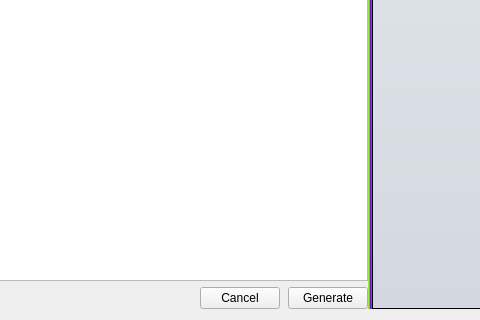
This is Source/Applications/DevHelper/UI_Files/FilterMaker.ui in BlueQuartzSoftware/DREAM3D as Qt 5 draws it before an edit; both pictures show x 176 to 656 and y 522 to 842 of the 1036 by 842 pixel window. The edited form follows.
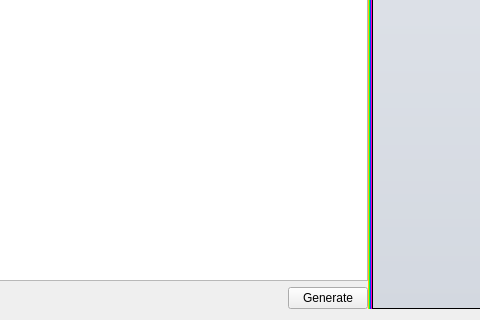
This is the edited form. Icons and pictures are not drawn. Custom widgets are drawn as their Qt base class.

Commit message: Removing "Cancel" button in FilterMaker UI (no longer needed).

Diff of the .ui file:
```diff
--- a/Source/Applications/DevHelper/UI_Files/FilterMaker.ui
+++ b/Source/Applications/DevHelper/UI_Files/FilterMaker.ui
@@ -247,19 +247,6 @@
            </property>
           </widget>
          </item>
-         <item>
-          <widget class="QPushButton" name="cancelBtn">
-           <property name="sizePolicy">
-            <sizepolicy hsizetype="Minimum" vsizetype="Fixed">
-             <horstretch>0</horstretch>
-             <verstretch>0</verstretch>
-            </sizepolicy>
-           </property>
-           <property name="text">
-            <string>Cancel</string>
-           </property>
-          </widget>
-         </item>
          <item>
           <widget class="QPushButton" name="generateBtn">
            <property name="sizePolicy">
```
The commit also changes 2 other files.
